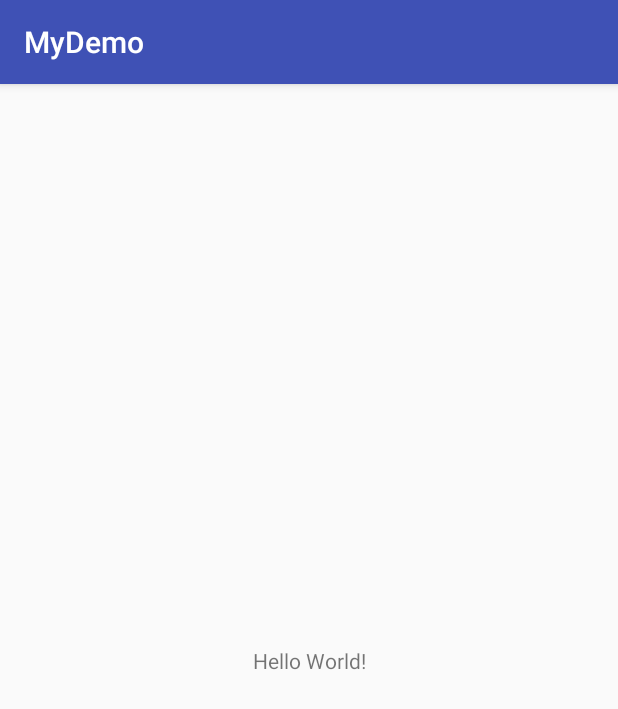
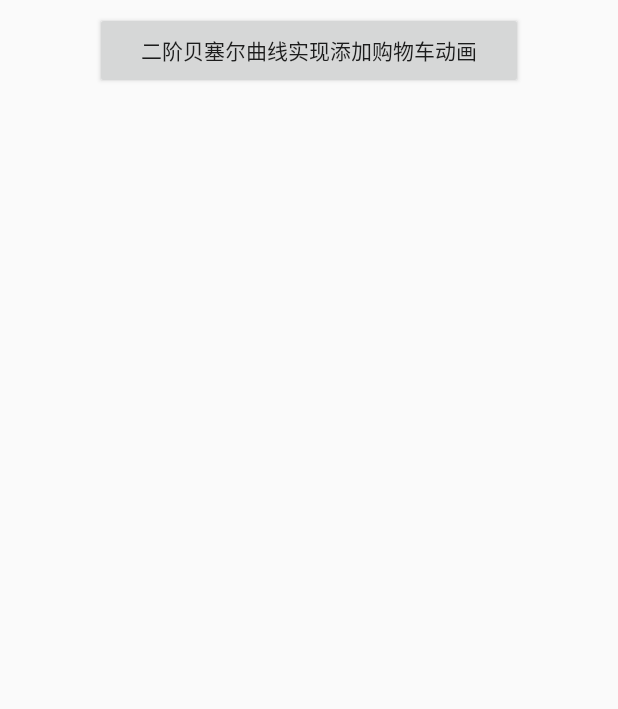
Before and after one commit to HappyMiao/MyDemo, an Android app: the screen it shows after launch (MainActivity), on a phone screen of 412 x 824 dp. Shown: the top 709 px of the screen. Run offline under Robolectric (Android 15) with nearby library versions, the phone set to English and light mode, and no system bars.

Commit message:
CoordinatorLayout+AppBarLayout+CollapsingToolbarLayout+TabLayout 使用二阶贝塞尔曲线实现添加购物车动画

```diff
--- a/app/build.gradle
+++ b/app/build.gradle
@@ -1,3 +1,4 @@
+//noinspection GradleCompatible
 apply plugin: 'com.android.application'
 
 android {
@@ -22,6 +23,7 @@ dependencies {
     implementation fileTree(dir: 'libs', include: ['*.jar'])
     implementation 'com.android.support:appcompat-v7:26.1.0'
     implementation 'com.android.support.constraint:constraint-layout:1.1.3'
+    implementation 'com.android.support:design:26.1.0'
     testImplementation 'junit:junit:4.12'
     androidTestImplementation 'com.android.support.test:runner:1.0.2'
     androidTestImplementation 'com.android.support.test.espresso:espresso-core:3.0.2'
--- a/app/src/main/AndroidManifest.xml
+++ b/app/src/main/AndroidManifest.xml
@@ -8,7 +8,7 @@
         android:label="@string/app_name"
         android:roundIcon="@mipmap/ic_launcher_round"
         android:supportsRtl="true"
-        android:theme="@style/AppTheme">
+        android:theme="@style/Theme.AppCompat.Light.NoActionBar">
         <activity android:name=".MainActivity">
             <intent-filter>
                 <action android:name="android.intent.action.MAIN" />
@@ -16,6 +16,8 @@
                 <category android:name="android.intent.category.LAUNCHER" />
             </intent-filter>
         </activity>
+        <activity android:name=".coordinatorlayout.CoordinatorLayoutDemoActivity"
+                  android:theme="@style/Theme.AppCompat.Light.NoActionBar"/>
     </application>
 
 </manifest>
--- a/app/src/main/java/com/miao/mydemo/MainActivity.java
+++ b/app/src/main/java/com/miao/mydemo/MainActivity.java
@@ -1,13 +1,31 @@
 package com.miao.mydemo;
 
+import android.content.Intent;
 import android.support.v7.app.AppCompatActivity;
 import android.os.Bundle;
+import android.view.View;
+import android.widget.Button;
 
-public class MainActivity extends AppCompatActivity {
+import com.miao.mydemo.coordinatorlayout.CoordinatorLayoutDemoActivity;
+
+public class MainActivity extends AppCompatActivity implements View.OnClickListener{
+
+    private Button btn1;
 
     @Override
     protected void onCreate(Bundle savedInstanceState) {
         super.onCreate(savedInstanceState);
         setContentView(R.layout.activity_main);
+        btn1  = findViewById(R.id.button1);
+        btn1.setOnClickListener(this);
+    }
+
+    @Override
+    public void onClick(View v) {
+        switch (v.getId()){
+            case R.id.button1:
+                startActivity(new Intent(this, CoordinatorLayoutDemoActivity.class));
+                break;
+        }
     }
 }
--- a/app/src/main/res/layout/activity_main.xml
+++ b/app/src/main/res/layout/activity_main.xml
@@ -6,13 +6,16 @@
     android:layout_height="match_parent"
     tools:context="com.miao.mydemo.MainActivity">
 
-    <TextView
-        android:layout_width="wrap_content"
-        android:layout_height="wrap_content"
-        android:text="Hello World!"
-        app:layout_constraintBottom_toBottomOf="parent"
-        app:layout_constraintLeft_toLeftOf="parent"
-        app:layout_constraintRight_toRightOf="parent"
+    <Button
+        android:id="@+id/button1"
+        android:layout_width="285dp"
+        android:layout_height="51dp"
+        android:layout_marginEnd="8dp"
+        android:layout_marginStart="8dp"
+        android:layout_marginTop="8dp"
+        android:textAllCaps="false"
+        android:text="@string/coordinator_demo"
+        app:layout_constraintEnd_toEndOf="parent"
+        app:layout_constraintStart_toStartOf="parent"
         app:layout_constraintTop_toTopOf="parent" />
-
 </android.support.constraint.ConstraintLayout>
--- a/app/src/main/res/values/colors.xml
+++ b/app/src/main/res/values/colors.xml
@@ -3,4 +3,5 @@
     <color name="colorPrimary">#3F51B5</color>
     <color name="colorPrimaryDark">#303F9F</color>
     <color name="colorAccent">#FF4081</color>
+    <color name="hot_pot">#7CCD7C</color>
 </resources>
--- a/app/src/main/res/values/strings.xml
+++ b/app/src/main/res/values/strings.xml
@@ -1,3 +1,4 @@
 <resources>
     <string name="app_name">MyDemo</string>
+    <string name="coordinator_demo">二阶贝塞尔曲线实现添加购物车动画</string>
 </resources>
--- a/app/src/main/res/values/styles.xml
+++ b/app/src/main/res/values/styles.xml
@@ -1,11 +1,11 @@
 <resources>
 
     <!-- Base application theme. -->
-    <style name="AppTheme" parent="Theme.AppCompat.Light.DarkActionBar">
-        <!-- Customize your theme here. -->
-        <item name="colorPrimary">@color/colorPrimary</item>
-        <item name="colorPrimaryDark">@color/colorPrimaryDark</item>
-        <item name="colorAccent">@color/colorAccent</item>
-    </style>
+    <!--<style name="AppTheme" parent="Theme.AppCompat.Light.DarkActionBar">-->
+        <!--&lt;!&ndash; Customize your theme here. &ndash;&gt;-->
+        <!--<item name="colorPrimary">@color/colorPrimary</item>-->
+        <!--<item name="colorPrimaryDark">@color/colorPrimaryDark</item>-->
+        <!--<item name="colorAccent">@color/colorAccent</item>-->
+    <!--</style>-->
 
 </resources>
```
Also changed, not shown: app/src/main/java/com/miao/mydemo/coordinatorlayout/CoordinatorLayoutDemoActivity.java (added, +214 -0 lines), app/src/main/res/layout/activity_coordinator_layout_demo.xml (added, +74 -0 lines), app/src/main/res/layout/recyclerview_item_layout.xml (added, +22 -0 lines), app/src/main/res/mipmap-hdpi/add.png (added), app/src/main/res/mipmap-hdpi/huoguo.jpeg (added), app/src/main/res/mipmap-hdpi/shopping_cart.png (added).
